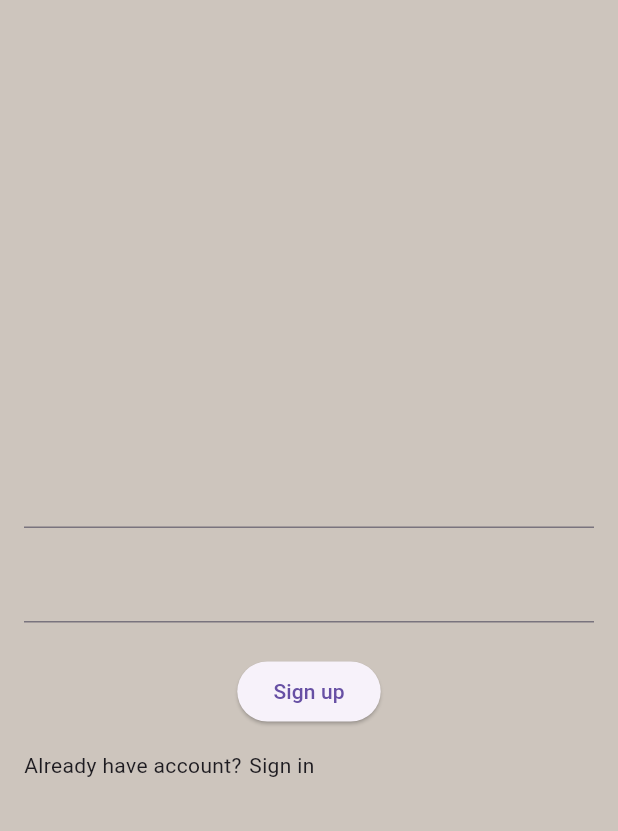
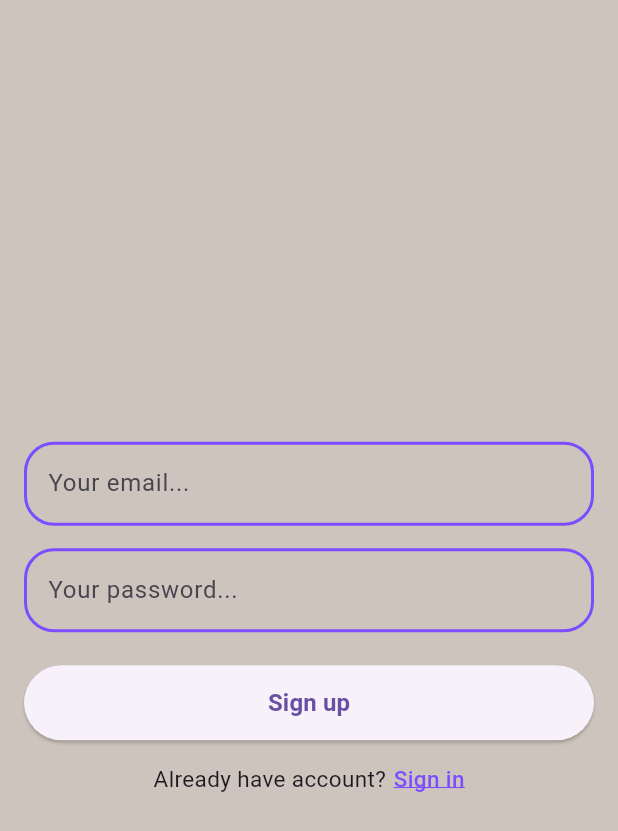
Before and after one commit to B1GMAX/notes_app, a Flutter app: the screen it shows after launch, on a phone screen of 412 x 824 dp. Shown: the top 831 px of the screen. Run offline on Flutter 3.47's test engine with Material 3 defaults, Android fonts, the phone set to English and light mode, and no system bars; our stand-ins replace cloud_firestore, firebase_auth, firebase_core, firebase_storage, image_picker, rxdart; accounts and stored records are empty.

Commit message:
fix, changes

```diff
--- a/lib/login/login_page.dart
+++ b/lib/login/login_page.dart
@@ -22,43 +22,91 @@ class LoginPage extends StatelessWidget {
                   mainAxisAlignment: MainAxisAlignment.center,
                   children: [
                     TextField(
-                        controller:
-                            context.read<LoginBloc>().emailTextController,
+                      controller: context.read<LoginBloc>().emailTextController,
+                      decoration: InputDecoration(
+                        hintText: 'Your email...',
+                        enabledBorder: OutlineInputBorder(
+                          borderSide: const BorderSide(
+                              width: 2, color: Colors.deepPurpleAccent),
+                          borderRadius: BorderRadius.circular(20),
+                        ),
+                        focusedBorder: OutlineInputBorder(
+                          borderSide: const BorderSide(
+                              width: 2, color: Colors.deepPurpleAccent),
+                          borderRadius: BorderRadius.circular(20),
+                        ),
+                      ),
                     ),
                     const SizedBox(height: 15),
                     TextField(
-                        controller:
-                            context.read<LoginBloc>().passwordController,
+                      controller: context.read<LoginBloc>().passwordController,
+                      decoration: InputDecoration(
+                        hintText: 'Your password...',
+                        enabledBorder: OutlineInputBorder(
+                          borderSide: const BorderSide(
+                              width: 2, color: Colors.deepPurpleAccent),
+                          borderRadius: BorderRadius.circular(20),
+                        ),
+                        focusedBorder: OutlineInputBorder(
+                          borderSide: const BorderSide(
+                              width: 2, color: Colors.deepPurpleAccent),
+                          borderRadius: BorderRadius.circular(20),
+                        ),
+                      ),
                     ),
                     const SizedBox(height: 22),
-                      ElevatedButton(
+                    SizedBox(
+                      width: double.infinity,
+                      height: 50,
+                      child: ElevatedButton(
                         onPressed: () {
                           snapshot.data!
                               ? context.read<LoginBloc>().logIn()
                               : context.read<LoginBloc>().signIn();
                         },
-                        child: Text(snapshot.data! ? 'Sign up' : 'Sign in'),
+                        child: Text(
+                          snapshot.data! ? 'Sign up' : 'Sign in',
+                          style: const TextStyle(
+                            fontSize: 16,
+                            fontWeight: FontWeight.w600,
+                          ),
+                        ),
+                      ),
                     ),
                     const SizedBox(height: 15),
                     Row(
+                      mainAxisAlignment: MainAxisAlignment.center,
                       children: [
-                          Text(snapshot.data!
+                        Text(
+                          snapshot.data!
                               ? 'Already have account?'
-                              : 'Create account'),
+                              : 'Create account',
+                          style: const TextStyle(fontSize: 15),
+                        ),
                         const SizedBox(width: 5),
                         GestureDetector(
                           onTap: () {
-                              context.read<LoginBloc>().changeRegisterType(
-                                  snapshot.data! ? false : true);
+                            context.read<LoginBloc>().changeSignType(
+                                !snapshot.data!);
                           },
-                            child: Text(snapshot.data! ? 'Sign in' : 'Sign up'),
+                          child: Text(
+                            snapshot.data! ? 'Sign in' : 'Sign up',
+                            style: const TextStyle(
+                              decoration: TextDecoration.underline,
+                              fontSize: 15,
+                              decorationColor: Colors.deepPurpleAccent,
+                              fontWeight: FontWeight.w500,
+                              color: Colors.deepPurpleAccent,
+                            ),
+                          ),
                         ),
                       ],
                     ),
                   ],
                 ),
               );
-              }),
+            },
+          ),
         );
       },
     );
--- a/lib/main.dart
+++ b/lib/main.dart
@@ -1,9 +1,9 @@
 import 'package:firebase_auth/firebase_auth.dart';
 import 'package:firebase_core/firebase_core.dart';
 import 'package:flutter/material.dart';
-import 'package:notes_app/login/login_page.dart';
 
 import 'firebase/firebase_options.dart';
+import 'login/login_page.dart';
 import 'note_list/note_list_page.dart';
 
 Future<void> main() async {
@@ -20,16 +20,9 @@ class MyApp extends StatelessWidget {
     return MaterialApp(
       title: 'Notes',
       theme: ThemeData(scaffoldBackgroundColor: const Color(0xFFCDC5BD)),
-      home: StreamBuilder<User?>(
-        stream: FirebaseAuth.instance.authStateChanges(),
-        builder: (context, snapshot) {
-          if (snapshot.hasData) {
-            return const NoteListPage();
-          } else {
-            return const LoginPage();
-          }
-        },
-      ),
+      home: FirebaseAuth.instance.currentUser != null
+          ? const NoteListPage()
+          : const LoginPage(),
     );
   }
 }
--- a/lib/note_list/note_list_page.dart
+++ b/lib/note_list/note_list_page.dart
@@ -51,9 +51,7 @@ class NoteListPage extends StatelessWidget {
                           return NoteWidget(
                             image: snapshot.data![index].imageUrl,
                             name: snapshot.data![index].name,
-                            date: context
-                                .read<NotesBloc>()
-                                .convertDate(snapshot.data![index].date),
+                            date: snapshot.data![index].date,
                             id: snapshot.data![index].id ?? '',
                             onRemove: (id) {
                               context.read<NotesBloc>().removeNote(id);
--- a/pubspec.yaml
+++ b/pubspec.yaml
@@ -43,6 +43,7 @@ dependencies:
   cloud_firestore: ^4.15.0
   firebase_storage: ^11.6.1
   intl: ^0.19.0
+  fluttertoast: ^8.2.4
 
 
 dev_dependencies:
```
Also changed, not shown: lib/add_note/add_note_bloc.dart (+18 -4 lines), lib/add_note/add_note_page.dart (+29 -8 lines), lib/login/login_bloc.dart (+12 -3 lines), lib/note_list/note_widget.dart (+7 -2 lines), lib/note_list/notes_list_bloc.dart (+19 -11 lines), pubspec.lock. Lines whose indentation alone changed are shown as unchanged.
